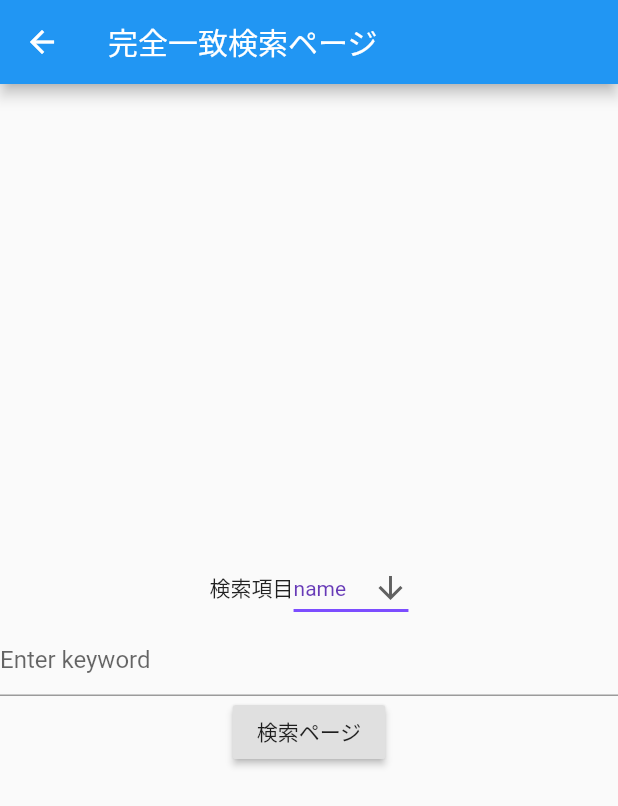
After one commit to UharaShogo/business_card_app, a Flutter app: the CardTopPage screen opened directly, after a tap on "完全一致検索ページ", on a phone screen of 412 x 824 dp. The commit adds this screen. Shown: the top 806 px of the screen. Run offline on Flutter 3.47's test engine with Material 2 defaults, Android fonts, the phone set to English and light mode, and no system bars; our stand-ins replace cloud_firestore, firebase_auth, firebase_core; accounts and stored records are empty.

Commit message:
add transition

```diff
--- a/lib/card_top_page.dart
+++ b/lib/card_top_page.dart
@@ -1,6 +1,7 @@
 import 'package:flutter/material.dart';
 
 import 'add_card_page.dart';
+import 'exact_match_search.dart';
 import 'list_page.dart';
 import 'search_page.dart';
 import 'test_search_page.dart';
@@ -53,55 +54,19 @@ class _CardTopPageState extends State<CardTopPage> {
                 }),
 
             RaisedButton(
-                child: Text('テスト検索ページ'),
+                child: Text('一覧、検索ページ'),
                 onPressed: (){
                   Navigator.push(context, MaterialPageRoute(builder: (context) => TestSearchPage()));
                 }),
-
-            Row(
-              mainAxisAlignment: MainAxisAlignment.center,
-              children: [
-                Text('検索項目'),
-                DropdownButton<String>(
-
-                  value: dropdownValue,
-                  icon: const Icon(Icons.arrow_downward),
-                  iconSize: 24,
-                  elevation: 16,
-                  style: const TextStyle(
-                      color: Colors.deepPurple
-                  ),
-                  underline: Container(
-                    height: 2,
-                    color: Colors.deepPurpleAccent,
-                  ),
-                  onChanged: (String? newValue) {
-                    setState(() {
-                      dropdownValue = newValue!;
-                    });
-                  },
-                  items: <String>['coName', 'tel', 'furigana', 'name']
-                      .map<DropdownMenuItem<String>>((String value) {
-                    return DropdownMenuItem<String>(
-                      value: value,
-                      child: Text(value),
-                    );
-                  }).toList(),
-
-                ),
-              ],
-            ),
-
-
-            TextField(
-              controller: controller,
-              decoration: InputDecoration(hintText: 'Enter keyword'),
-            ),
-
             RaisedButton(
-                child: Text('検索ページ'),
+                child: Text('完全一致検索ページ'),
                 onPressed: (){
-                  Navigator.push(context, MaterialPageRoute(builder: (context) => SearchPage(dropdownValue,controller.text)));
+                  Navigator.push(context, MaterialPageRoute(builder: (context) => ExactMatchSearchPage()));
+                }),
+            RaisedButton(
+                child: Text('名刺追加ページ'),
+                onPressed: (){
+                  Navigator.push(context, MaterialPageRoute(builder: (context) => AddCardPage()));
                 }),
           ],
         ),
--- a/lib/edit_page.dart
+++ b/lib/edit_page.dart
@@ -337,7 +337,7 @@ class _EditPageState extends State<EditPage> {
                       onPressed: () async{
                         await editCard();
                         Navigator.pop(context);
-                        Navigator.pop(context);
+                        // Navigator.pop(context);
 
                       },
                       child: Text('編集',style: TextStyle(color: Colors.white),),
--- /dev/null
+++ b/lib/exact_match_search.dart
@@ -0,0 +1,84 @@
+import 'package:flutter/material.dart';
+
+import 'search_page.dart';
+
+class ExactMatchSearchPage extends StatefulWidget {
+  const ExactMatchSearchPage({Key? key}) : super(key: key);
+
+  @override
+  _ExactMatchSearchPageState createState() => _ExactMatchSearchPageState();
+}
+
+class _ExactMatchSearchPageState extends State<ExactMatchSearchPage> {
+  late TextEditingController columnController ;
+  late TextEditingController controller;
+  String dropdownValue = 'name';
+
+  @override
+  void initState() {
+    super.initState();
+    controller = TextEditingController();
+    columnController = TextEditingController();
+  }
+
+  @override
+  Widget build(BuildContext context) {
+    return Scaffold(
+      appBar: AppBar(
+        title: Text("完全一致検索ページ"),
+      ),
+      body: Center(
+        child: Column(
+          mainAxisAlignment: MainAxisAlignment.center,
+          children: <Widget>[
+            Row(
+              mainAxisAlignment: MainAxisAlignment.center,
+              children: [
+                Text('検索項目'),
+                DropdownButton<String>(
+
+                  value: dropdownValue,
+                  icon: const Icon(Icons.arrow_downward),
+                  iconSize: 24,
+                  elevation: 16,
+                  style: const TextStyle(
+                      color: Colors.deepPurple
+                  ),
+                  underline: Container(
+                    height: 2,
+                    color: Colors.deepPurpleAccent,
+                  ),
+                  onChanged: (String? newValue) {
+                    setState(() {
+                      dropdownValue = newValue!;
+                    });
+                  },
+                  items: <String>['coName', 'tel', 'furigana', 'name']
+                      .map<DropdownMenuItem<String>>((String value) {
+                    return DropdownMenuItem<String>(
+                      value: value,
+                      child: Text(value),
+                    );
+                  }).toList(),
+
+                ),
+              ],
+            ),
+
+
+            TextField(
+              controller: controller,
+              decoration: InputDecoration(hintText: 'Enter keyword'),
+            ),
+
+            RaisedButton(
+                child: Text('検索ページ'),
+                onPressed: (){
+                  Navigator.push(context, MaterialPageRoute(builder: (context) => SearchPage(dropdownValue,controller.text)));
+                }),
+          ],
+        ),
+      ),
+    );
+  }
+}
```
Also changed, not shown: lib/list_and_search_page.dart (+0 -62 lines), lib/test_search_page.dart (+150 -51 lines).
